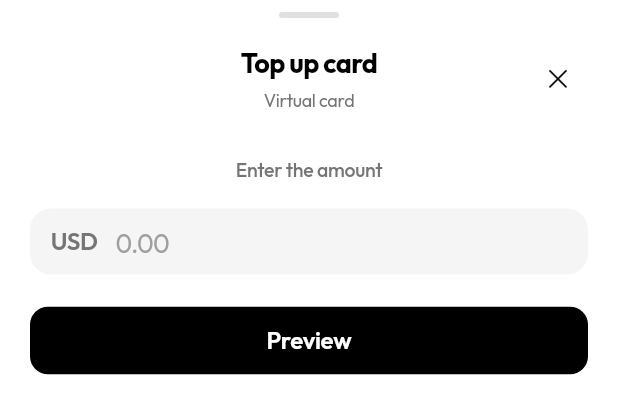
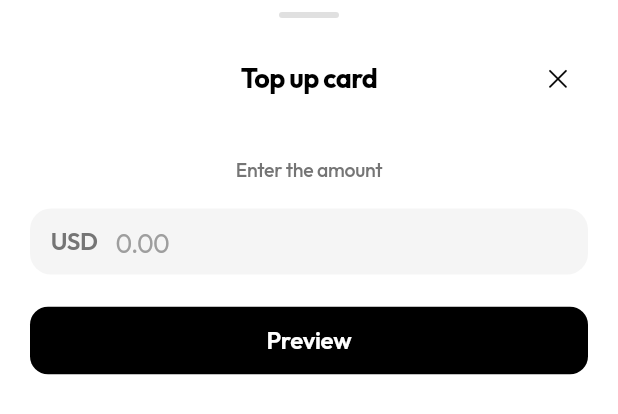
Before and after one commit to Henry-Gadaga/OPEI_APP, a Flutter app: the CardTopUpSheet widget shown alone on an empty page, opened directly with empty values, on a phone screen of 412 x 824 dp. Shown: the top 414 px of the screen. Run offline on Flutter 3.47's test engine with Material 3 defaults, Android fonts, the phone set to English and light mode, and no system bars; our stand-ins replace barcode_widget, dio, file_picker, flutter_riverpod, flutter_secure_storage, flutter_svg and 5 more; missing offline and left inert: webview_flutter_android, webview_flutter_wkwebview; accounts and stored records are empty; network calls fail.

Commit message:
card polish

```diff
--- a/lib/features/cards/card_topup_sheet.dart
+++ b/lib/features/cards/card_topup_sheet.dart
@@ -47,7 +47,10 @@ class _CardTopUpSheetState extends ConsumerState<CardTopUpSheet> {
     final state = ref.watch(cardTopUpControllerProvider);
 
     return FractionallySizedBox(
-      heightFactor: 0.92,
+      heightFactor: _sheetHeightFactor(context),
+      alignment: Alignment.bottomCenter,
+      child: SafeArea(
+        top: false,
         child: AnimatedPadding(
           duration: const Duration(milliseconds: 200),
           curve: Curves.easeOut,
@@ -85,7 +88,16 @@ class _CardTopUpSheetState extends ConsumerState<CardTopUpSheet> {
             ],
           ),
         ),
+      ),
     );
+  }
+
+  double _sheetHeightFactor(BuildContext context) {
+    final height = MediaQuery.of(context).size.height;
+    if (height >= 900) return 0.72;
+    if (height >= 780) return 0.78;
+    if (height >= 680) return 0.84;
+    return 0.92;
   }
 
   Widget _buildHeader(BuildContext context, CardTopUpState state) {
@@ -109,29 +121,13 @@ class _CardTopUpSheetState extends ConsumerState<CardTopUpSheet> {
               : const SizedBox.shrink(),
         ),
         Expanded(
-          child: Column(
-            mainAxisSize: MainAxisSize.min,
-            children: [
-              Text(
+          child: Text(
             'Top up card',
             style: theme.textTheme.titleMedium?.copyWith(
                   fontWeight: FontWeight.w700,
                   fontSize: 18,
                 ),
             textAlign: TextAlign.center,
-              ),
-              const SizedBox(height: 4),
-              Text(
-                widget.card.cardName.isNotEmpty
-                    ? widget.card.cardName
-                    : 'Virtual card',
-                style: theme.textTheme.bodySmall?.copyWith(
-                      color: OpeiColors.grey600,
-                      fontSize: 12,
-                    ),
-                textAlign: TextAlign.center,
-              ),
-            ],
           ),
         ),
         SizedBox(
```
Also changed, not shown: lib/features/cards/card_withdraw_sheet.dart (+14 -16 lines). Lines whose indentation alone changed are shown as unchanged.
